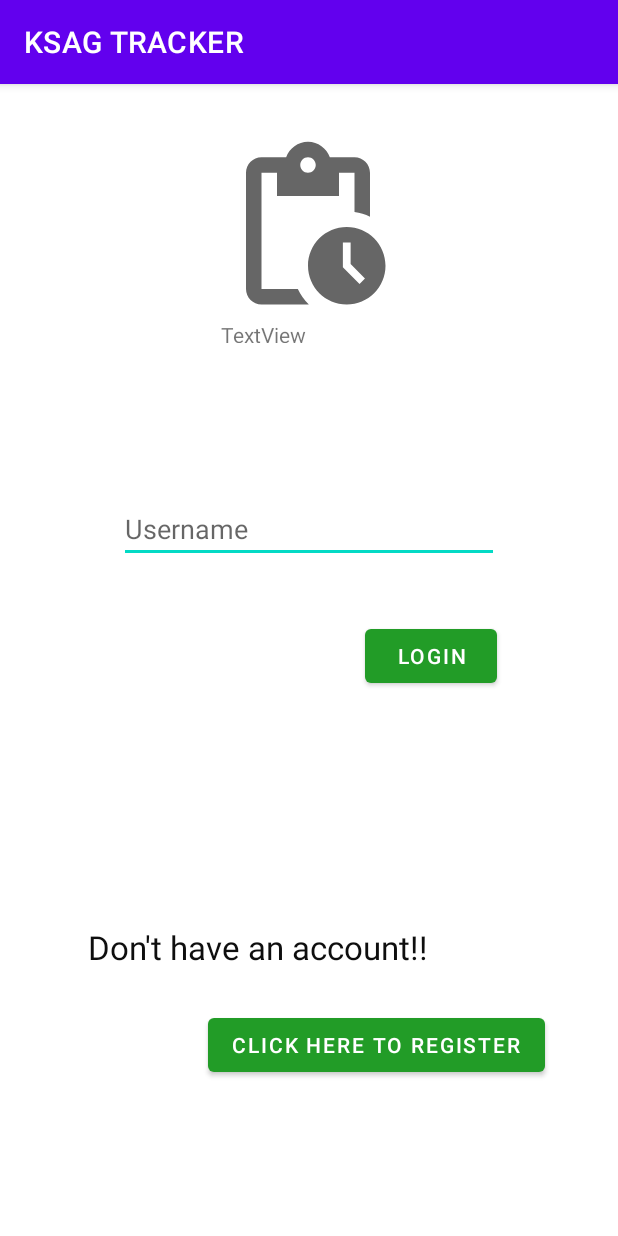
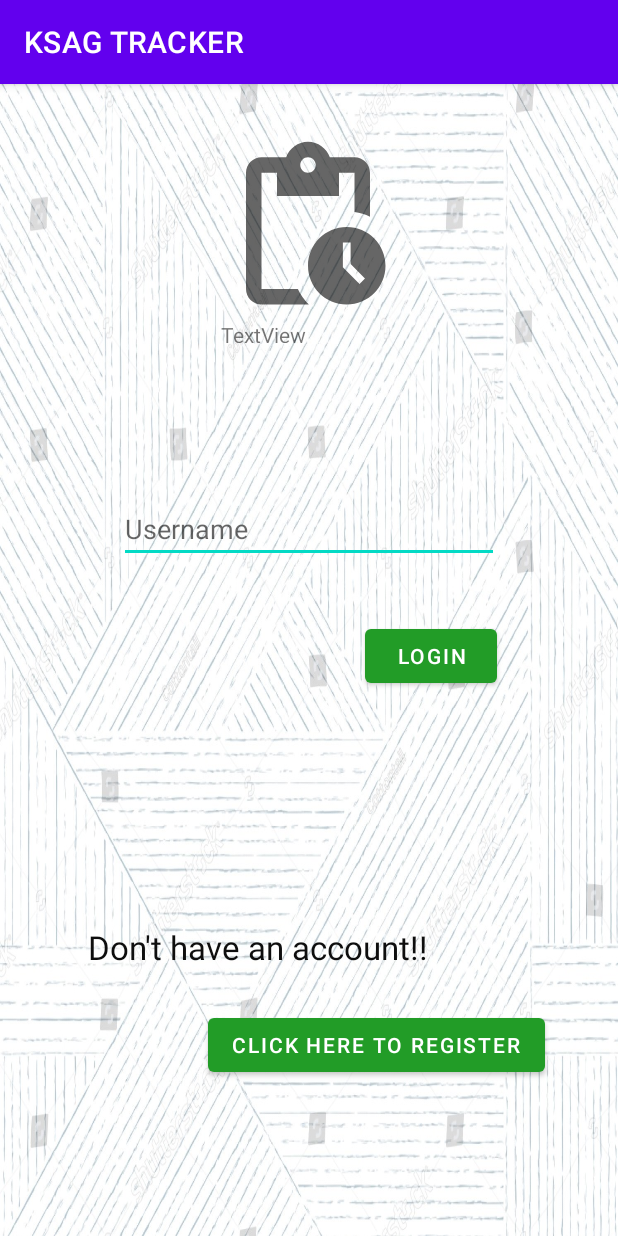
Before and after one commit to BENTENNYSON-5/OOPSProject, an Android app: the screen it shows after launch (MainActivity), on a phone screen of 412 x 824 dp. Run offline under Robolectric (Android 15) with nearby library versions, the phone set to English and light mode, and no system bars.

Commit message:
change18

```diff
--- a/app/src/main/java/com/example/ksagtracker/MainActivity.java
+++ b/app/src/main/java/com/example/ksagtracker/MainActivity.java
@@ -25,7 +25,7 @@ public class MainActivity extends AppCompatActivity {
             @Override
             public void onClick(View v) {
                username = Username.getText().toString();
-               //aline is there
+               //a line is there
                //toast is in Registering.java
             }
         });
--- a/app/src/main/java/com/example/ksagtracker/Registering.java
+++ b/app/src/main/java/com/example/ksagtracker/Registering.java
@@ -29,14 +29,14 @@ public class Registering extends AppCompatActivity {
             public void onClick(View v) {
                 newusername = usrname.getText().toString();
                 emailid = mailid.getText().toString();
-                //code
+                //code akhil
             }
         });
         verifyno.setOnClickListener(new View.OnClickListener() {
             @Override
             public void onClick(View v) {
                 cellno = cellnum.getText().toString();
-                //code
+                //code gagan
             }
         });
         Register.setOnClickListener(new View.OnClickListener() {
--- a/app/src/main/res/layout/activity_divisions.xml
+++ b/app/src/main/res/layout/activity_divisions.xml
@@ -4,6 +4,7 @@
     xmlns:tools="http://schemas.android.com/tools"
     android:layout_width="match_parent"
     android:layout_height="match_parent"
+    android:background="@drawable/starting_back"
     tools:context=".Divisions">
 
     <TextView
--- a/app/src/main/res/layout/activity_main.xml
+++ b/app/src/main/res/layout/activity_main.xml
@@ -4,6 +4,7 @@
     xmlns:tools="http://schemas.android.com/tools"
     android:layout_width="match_parent"
     android:layout_height="match_parent"
+    android:background="@drawable/starting_back"
     tools:context=".MainActivity">
 
     <EditText
--- a/app/src/main/res/layout/activity_registering.xml
+++ b/app/src/main/res/layout/activity_registering.xml
@@ -4,6 +4,7 @@
     xmlns:tools="http://schemas.android.com/tools"
     android:layout_width="match_parent"
     android:layout_height="match_parent"
+    android:background="@drawable/starting_back"
     tools:context=".Registering">
 
     <TextView
```
Also changed, not shown: app/src/main/res/drawable-v24/starting_back.jpg (added).
